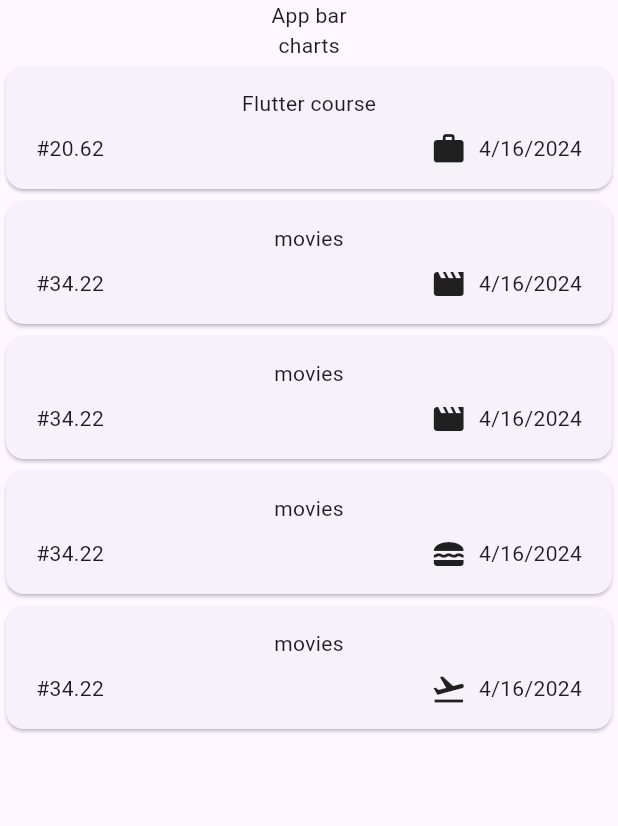
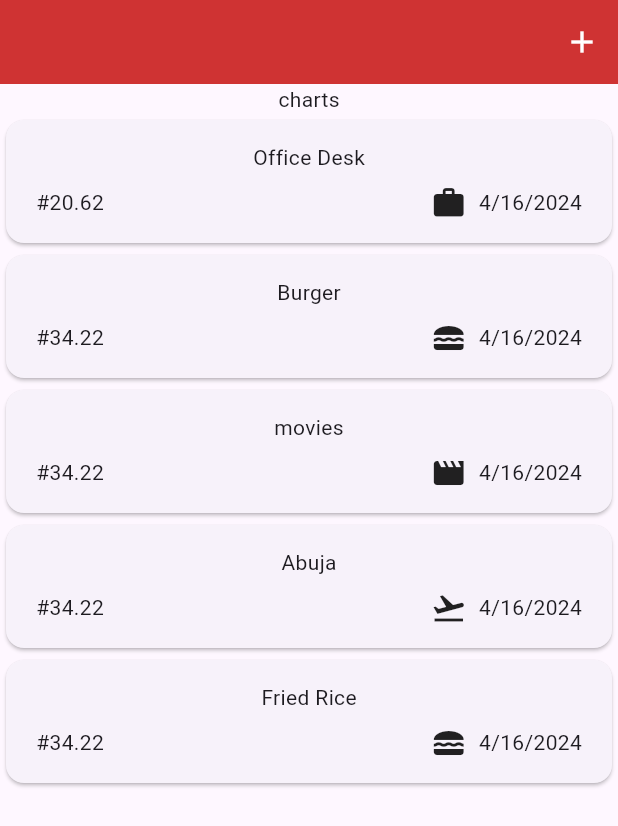
Before and after one commit to Emmanuelmyk/Expense_Tracker, a Flutter app: the screen it shows after launch, on a phone screen of 412 x 824 dp. Shown: the top 826 px of the screen. Run offline on Flutter 3.47's test engine with Material 3 defaults, Android fonts, the phone set to English and light mode, and no system bars.

Commit message:
navbar update

```diff
--- a/lib/widgets/expenses.dart
+++ b/lib/widgets/expenses.dart
@@ -15,10 +15,16 @@ class Expenses extends StatefulWidget {
 class _ExpensesState extends State<Expenses> {
   final List<Expense> _registeredExpenses = [
     Expense(
-      title: 'Flutter course',
+      title: 'Office Desk',
       date: DateTime.now(),
       amount: 20.62355,
       category: Category.work,
+    ),
+    Expense(
+      title: 'Burger',
+      date: DateTime.now(),
+      amount: 34.22,
+      category: Category.food,
     ),
     Expense(
       title: 'movies',
@@ -27,33 +33,33 @@ class _ExpensesState extends State<Expenses> {
       category: Category.leisure,
     ),
     Expense(
-      title: 'movies',
+      title: 'Abuja',
       date: DateTime.now(),
       amount: 34.22,
-      category: Category.leisure,
+      category: Category.travel,
     ),
     Expense(
-      title: 'movies',
+      title: 'Fried Rice',
       date: DateTime.now(),
       amount: 34.22,
       category: Category.food,
-    ),
-    Expense(
-      title: 'movies',
-      date: DateTime.now(),
-      amount: 34.22,
-      category: Category.travel,
     ),
   ];
 
   @override
   Widget build(BuildContext context) {
     return Scaffold(
+      appBar: AppBar(
+        backgroundColor: const Color.fromARGB(255, 207, 51, 51),
+        actions: [
+          IconButton(
+              onPressed: () {},
+              icon: const Icon(color: Colors.white, Icons.add)),
+        ],
+      ),
       body: Center(
         child: Column(
           children: [
-            // Toolbar with the Add Button => Row()
-            const Text('App bar'),
             const Text('charts'),
             Expanded(
               child: ExpensesList(expenses: _registeredExpenses),
```
